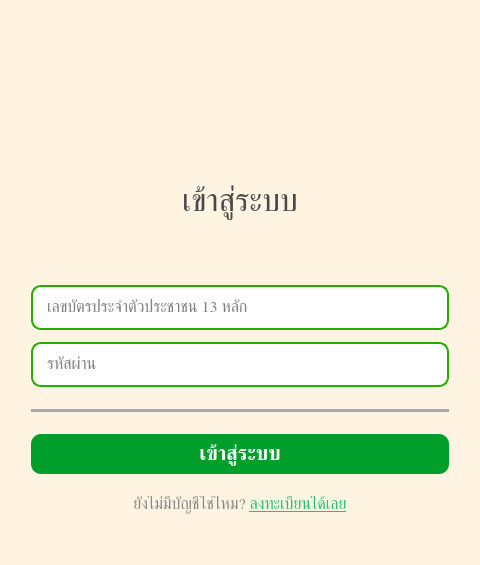
Qt form logindialog.ui (khachenchai/bank-simulation-project-app) before a commit.
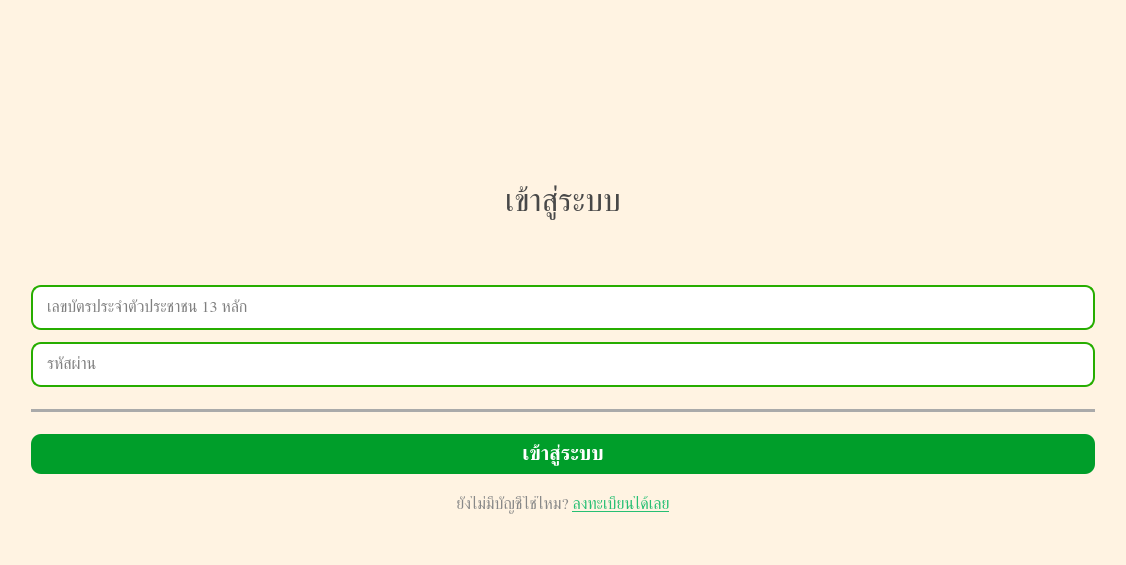
The same form after that commit. Icons and pictures are not drawn.

Commit message: feat: login page edit

```diff
--- a/logindialog.ui
+++ b/logindialog.ui
@@ -6,7 +6,7 @@
    <rect>
     <x>0</x>
     <y>0</y>
-    <width>480</width>
+    <width>1126</width>
     <height>565</height>
    </rect>
   </property>
```
The commit also changes 1 other file.
